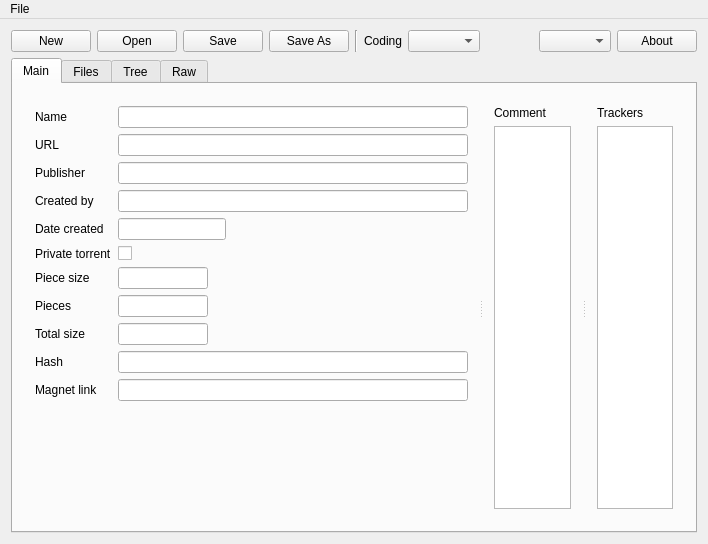
torrent-file-editor/torrent-file-editor, file mainwindow.ui: the form before one commit.
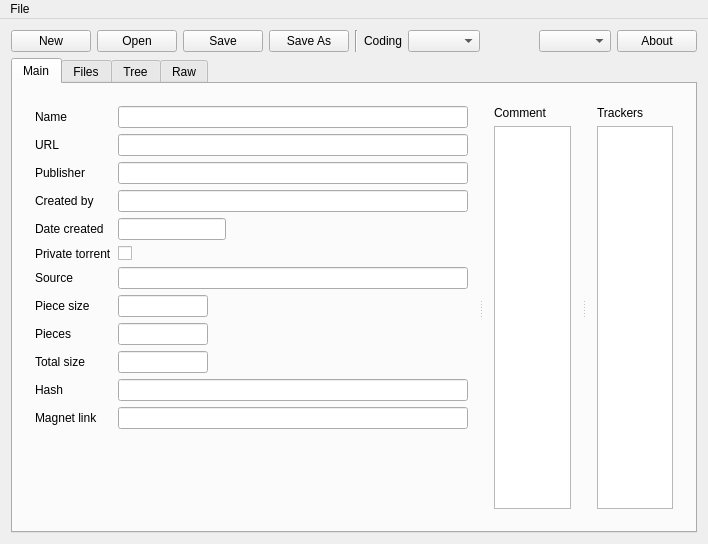
The form after the commit. Icons and pictures are not drawn. Custom widgets are drawn as their Qt base class.

Commit message: Add "Source" field to Main tab

What changed in the file:
```diff
--- a/mainwindow.ui
+++ b/mainwindow.ui
@@ -299,6 +299,16 @@
               </property>
              </widget>
             </item>
+            <item row="6" column="0">
+             <widget class="QLabel" name="label_19">
+              <property name="text">
+               <string>Source</string>
+              </property>
+             </widget>
+            </item>
+            <item row="6" column="1">
+             <widget class="QLineEdit" name="leSource"/>
+            </item>
             <item row="12" column="0">
              <spacer name="verticalSpacer">
               <property name="orientation">
```
Left out of the diff: 17 changed lines with no effect on the pictures. The commit also changes 3 other files.
